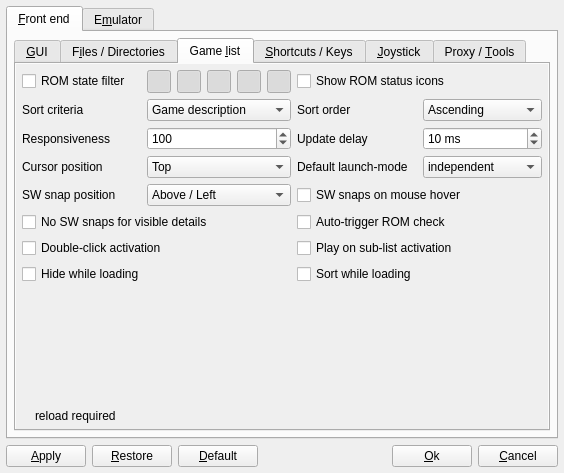
The window that options.ui (qmc2/qmc2-mame-fe) describes before a commit, drawn with Qt 5.
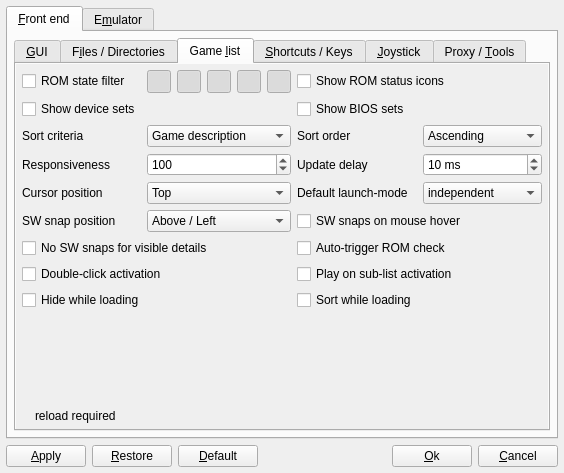
The same window after the commit. The open tabs and pages were chosen to show the change. Icons and pictures are not drawn.

Commit message: new: added two options to allow for hiding of BIOS and/or device sets in all master-lists (see 'Front end' -> 'Game/Machine list' in the main setup dialog) -- both will trigger an automatic reload when changed

Diff of the .ui file:
```diff
--- a/options.ui
+++ b/options.ui
@@ -2227,7 +2227,7 @@
                <rect>
                 <x>0</x>
                 <y>0</y>
-                <width>569</width>
+                <width>575</width>
                 <height>349</height>
                </rect>
               </property>
@@ -2248,7 +2248,7 @@
                    </property>
                   </widget>
                  </item>
-                 <item row="9" column="0" colspan="4">
+                 <item row="10" column="0" colspan="4">
                   <layout class="QHBoxLayout" name="layout8_2">
                    <item>
                     <widget class="QLabel" name="labelLegend5Pic">
@@ -2284,14 +2284,14 @@
                    </item>
                   </layout>
                  </item>
-                 <item row="2" column="2">
+                 <item row="3" column="2">
                   <widget class="QLabel" name="labelUpdateDelay">
                    <property name="text">
                     <string>Update delay</string>
                    </property>
                   </widget>
                  </item>
-                 <item row="5" column="0" colspan="2">
+                 <item row="6" column="0" colspan="2">
                   <widget class="QCheckBox" name="checkBoxAutoDisableSoftwareSnap">
                    <property name="toolTip">
                     <string>Automatically disable SW snaps when software-detail is visible (may be annoying)</string>
@@ -2301,7 +2301,7 @@
                    </property>
                   </widget>
                  </item>
-                 <item row="1" column="1">
+                 <item row="2" column="1">
                   <widget class="QComboBox" name="comboBoxSortCriteria">
                    <property name="sizePolicy">
                     <sizepolicy hsizetype="Preferred" vsizetype="Minimum">
@@ -2359,7 +2359,7 @@
                    </item>
                   </widget>
                  </item>
-                 <item row="4" column="2" colspan="2">
+                 <item row="5" column="2" colspan="2">
                   <widget class="QCheckBox" name="checkBoxSoftwareSnapOnMouseHover">
                    <property name="toolTip">
                     <string>Display software snap-shots when hovering the software list with the mouse cursor</string>
@@ -2369,14 +2369,27 @@
                    </property>
                   </widget>
                  </item>
-                 <item row="1" column="2">
+                 <item row="9" column="0" colspan="4">
+                  <spacer name="verticalSpacer">
+                   <property name="orientation">
+                    <enum>Qt::Vertical</enum>
+                   </property>
+                   <property name="sizeHint" stdset="0">
+                    <size>
+                     <width>20</width>
+                     <height>40</height>
+                    </size>
+                   </property>
+                  </spacer>
+                 </item>
+                 <item row="2" column="2">
                   <widget class="QLabel" name="labelSortOrder">
                    <property name="text">
                     <string>Sort order</string>
                    </property>
                   </widget>
                  </item>
-                 <item row="1" column="3">
+                 <item row="2" column="3">
                   <widget class="QComboBox" name="comboBoxSortOrder">
                    <property name="sizePolicy">
                     <sizepolicy hsizetype="Preferred" vsizetype="Minimum">
@@ -2407,7 +2420,7 @@
                    </item>
                   </widget>
                  </item>
-                 <item row="6" column="2" colspan="2">
+                 <item row="7" column="2" colspan="2">
                   <widget class="QCheckBox" name="checkBoxPlayOnSublistActivation">
                    <property name="sizePolicy">
                     <sizepolicy hsizetype="MinimumExpanding" vsizetype="Fixed">
@@ -2443,14 +2456,14 @@
                    </property>
                   </widget>
                  </item>
-                 <item row="3" column="0">
+                 <item row="4" column="0">
                   <widget class="QLabel" name="labelCursorPosition">
                    <property name="text">
                     <string>Cursor position</string>
                    </property>
                   </widget>
                  </item>
-                 <item row="3" column="1">
+                 <item row="4" column="1">
                   <widget class="QComboBox" name="comboBoxCursorPosition">
                    <property name="sizePolicy">
                     <sizepolicy hsizetype="Preferred" vsizetype="Minimum">
@@ -2486,27 +2499,14 @@
                    </item>
                   </widget>
                  </item>
-                 <item row="2" column="0">
+                 <item row="3" column="0">
                   <widget class="QLabel" name="labelResponsiveness">
                    <property name="text">
                     <string>Responsiveness</string>
                    </property>
                   </widget>
                  </item>
-                 <item row="8" column="0" colspan="4">
-                  <spacer name="verticalSpacer">
-                   <property name="orientation">
-                    <enum>Qt::Vertical</enum>
-                   </property>
-                   <property name="sizeHint" stdset="0">
-                    <size>
-                     <width>20</width>
-                     <height>40</height>
-                    </size>
-                   </property>
-                  </spacer>
-                 </item>
-                 <item row="2" column="1">
+                 <item row="3" column="1">
                   <widget class="QSpinBox" name="spinBoxResponsiveness">
                    <property name="sizePolicy">
                     <sizepolicy hsizetype="Minimum" vsizetype="Minimum">
@@ -2650,14 +2650,14 @@
                    </item>
                   </layout>
                  </item>
-                 <item row="1" column="0">
+                 <item row="2" column="0">
                   <widget class="QLabel" name="labelSortCriteria">
                    <property name="text">
                     <string>Sort criteria</string>
                    </property>
                   </widget>
                  </item>
-                 <item row="3" column="3">
+                 <item row="4" column="3">
                   <widget class="QComboBox" name="comboBoxDefaultLaunchMode">
                    <property name="toolTip">
                     <string>Select the default launch-mode (independent or embedded window) used when emulation is started by activating an entry in any list</string>
@@ -2682,7 +2682,7 @@
                    </item>
                   </widget>
                  </item>
-                 <item row="4" column="1">
+                 <item row="5" column="1">
                   <widget class="QComboBox" name="comboBoxSoftwareSnapPosition">
                    <property name="sizePolicy">
                     <sizepolicy hsizetype="Preferred" vsizetype="Minimum">
@@ -2730,7 +2730,7 @@
                    </item>
                   </widget>
                  </item>
-                 <item row="2" column="3">
+                 <item row="3" column="3">
                   <widget class="QSpinBox" name="spinBoxUpdateDelay">
                    <property name="sizePolicy">
                     <sizepolicy hsizetype="Minimum" vsizetype="Minimum">
@@ -2758,7 +2758,7 @@
                    </property>
                   </widget>
                  </item>
-                 <item row="6" column="0" colspan="2">
+                 <item row="7" column="0" colspan="2">
                   <widget class="QCheckBox" name="checkBoxDoubleClickActivation">
                    <property name="sizePolicy">
                     <sizepolicy hsizetype="MinimumExpanding" vsizetype="Fixed">
@@ -2774,7 +2774,7 @@
                    </property>
                   </widget>
                  </item>
-                 <item row="7" column="0" colspan="2">
+                 <item row="8" column="0" colspan="2">
                   <widget class="QCheckBox" name="checkBoxHideWhileLoading">
                    <property name="sizePolicy">
                     <sizepolicy hsizetype="MinimumExpanding" vsizetype="Fixed">
@@ -2790,7 +2790,7 @@
                    </property>
                   </widget>
                  </item>
-                 <item row="7" column="2" colspan="2">
+                 <item row="8" column="2" colspan="2">
                   <widget class="QCheckBox" name="checkBoxSortOnline">
                    <property name="sizePolicy">
                     <sizepolicy hsizetype="MinimumExpanding" vsizetype="Fixed">
@@ -2806,21 +2806,21 @@
                    </property>
                   </widget>
                  </item>
-                 <item row="4" column="0">
+                 <item row="5" column="0">
                   <widget class="QLabel" name="labelSoftwareSnapPosition">
                    <property name="text">
                     <string>SW snap position</string>
                    </property>
                   </widget>
                  </item>
-                 <item row="3" column="2">
+                 <item row="4" column="2">
                   <widget class="QLabel" name="labelDefaultLaunchMode">
                    <property name="text">
                     <string>Default launch-mode</string>
                    </property>
                   </widget>
                  </item>
-                 <item row="5" column="2" colspan="2">
+                 <item row="6" column="2" colspan="2">
                   <widget class="QCheckBox" name="checkBoxAutoTriggerROMCheck">
                    <property name="sizePolicy">
                     <sizepolicy hsizetype="MinimumExpanding" vsizetype="Fixed">
@@ -2836,6 +2836,46 @@
                    </property>
                   </widget>
                  </item>
+                 <item row="1" column="0" colspan="2">
+                  <widget class="QCheckBox" name="checkBoxShowDeviceSets">
+                   <property name="sizePolicy">
+                    <sizepolicy hsizetype="Expanding" vsizetype="Fixed">
+                     <horstretch>0</horstretch>
+                     <verstretch>0</verstretch>
+                    </sizepolicy>
+                   </property>
+                   <property name="toolTip">
+                    <string>Display (or hide) device sets in master lists?</string>
+                   </property>
+                   <property name="text">
+                    <string>Show device sets</string>
+                   </property>
+                   <property name="icon">
+                    <iconset resource="qmc2.qrc">
+                     <normaloff>:/data/img/reload.png</normaloff>:/data/img/reload.png</iconset>
+                   </property>
+                  </widget>
+                 </item>
+                 <item row="1" column="2" colspan="2">
+                  <widget class="QCheckBox" name="checkBoxShowBiosSets">
+                   <property name="sizePolicy">
+                    <sizepolicy hsizetype="Expanding" vsizetype="Fixed">
+                     <horstretch>0</horstretch>
+                     <verstretch>0</verstretch>
+                    </sizepolicy>
+                   </property>
+                   <property name="toolTip">
+                    <string>Display (or hide) BIOS sets in master lists?</string>
+                   </property>
+                   <property name="text">
+                    <string>Show BIOS sets</string>
+                   </property>
+                   <property name="icon">
+                    <iconset resource="qmc2.qrc">
+                     <normaloff>:/data/img/reload.png</normaloff>:/data/img/reload.png</iconset>
+                   </property>
+                  </widget>
+                 </item>
                 </layout>
                </item>
               </layout>
```
Left out of the diff: 2 changed lines with no effect on the pictures. The commit also changes 11 other files.
